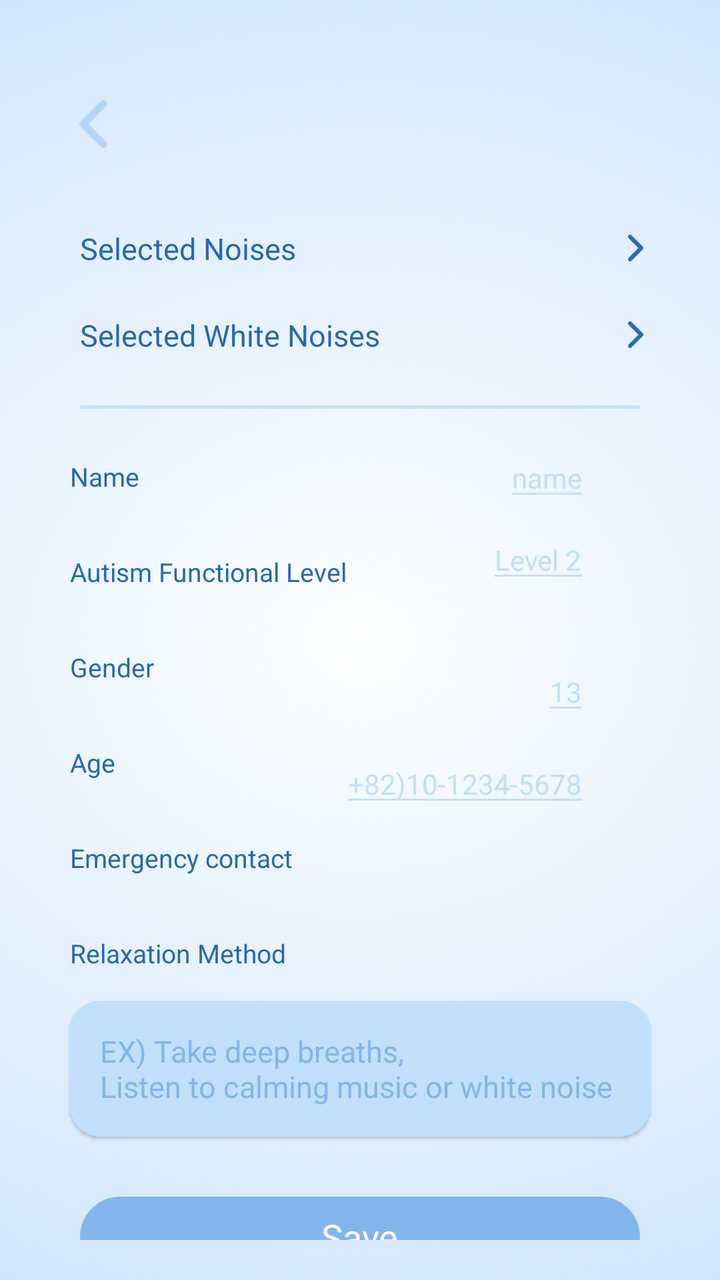
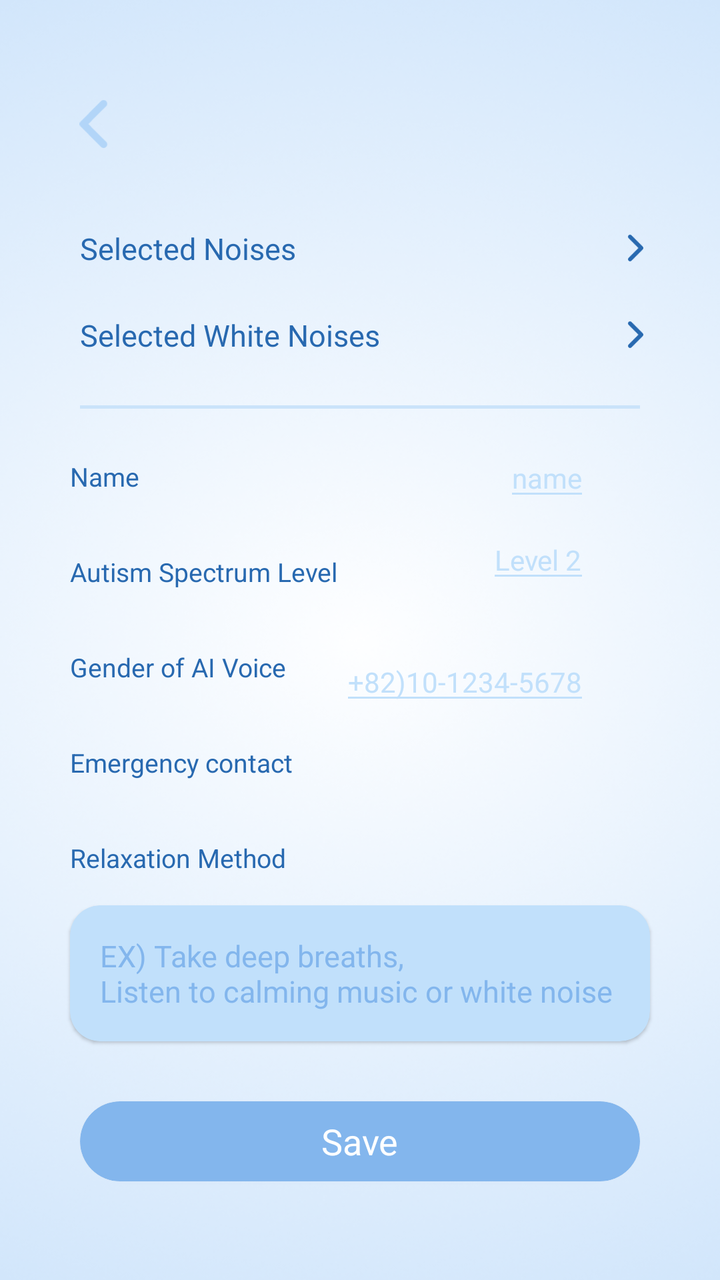

Screens rendered from an Android XML layout before and after an edit, with the pre-edit source and the edit as a unified diff.
<!-- AndroidManifest.xml: application theme Theme.Mutism -->
<!-- res/layout/activity_my_page.xml -->
<?xml version="1.0" encoding="utf-8"?>
<androidx.constraintlayout.widget.ConstraintLayout
    xmlns:android="http://schemas.android.com/apk/res/android"
    xmlns:app="http://schemas.android.com/apk/res-auto"
    android:id="@+id/my_page"
    android:layout_width="match_parent"
    android:layout_height="match_parent"
    android:padding="20dp"
    android:background="@drawable/bg_my_page1">

    <ImageView
        android:id="@+id/btn_back"
        android:layout_width="24dp"
        android:layout_height="24dp"
        android:src="@drawable/arrow"
        android:layout_marginLeft="15dp"
        android:layout_marginTop="30dp"
        android:layout_marginBottom="40dp"
        app:layout_constraintStart_toStartOf="parent"
        app:layout_constraintTop_toTopOf="parent"/>

    <LinearLayout
        android:id="@+id/selected_noise_container"
        android:layout_width="match_parent"
        android:layout_height="wrap_content"
        android:orientation="horizontal"
        android:clickable="false"
        android:focusable="false"
        android:layout_marginTop="40dp"
        app:layout_constraintTop_toBottomOf="@+id/btn_back">

        <TextView
            android:id="@+id/tv_selected_noises"
            android:layout_width="0dp"
            android:layout_height="wrap_content"
            android:layout_weight="1"
            android:text="@string/text_my_page_noise"
            android:paddingStart="20dp"
            android:textSize="15sp"
            android:textColor="@color/color_primary_dark" />

        <ImageView
            android:id="@+id/btn_select_noise"
            android:layout_width="wrap_content"
            android:layout_height="wrap_content"
            android:layout_gravity="center_vertical"
            android:paddingEnd="15dp"
            android:src="@drawable/arrow2" />
    </LinearLayout>

    <com.google.android.material.chip.ChipGroup
        android:id="@+id/chipGroup_selected_noises"
        android:layout_width="match_parent"
        android:layout_height="wrap_content"
        android:layout_marginTop="8dp"
        android:paddingStart="15dp"
        android:paddingEnd="15dp"
        app:singleLine="false"
        app:layout_constraintTop_toBottomOf="@+id/selected_noise_container"
        app:layout_constraintStart_toStartOf="parent"
        app:layout_constraintEnd_toEndOf="parent"
        app:singleSelection="false"
        app:chipSpacing="8dp"/>

    <LinearLayout
        android:id="@+id/white_noise_container"
        android:layout_width="match_parent"
        android:layout_height="wrap_content"
        android:orientation="horizontal"
        android:layout_marginTop="15dp"
        app:layout_constraintTop_toBottomOf="@+id/chipGroup_selected_noises">

        <TextView
            android:id="@+id/tv_selected_white_noises"
            android:layout_width="0dp"
            android:layout_height="wrap_content"
            android:layout_weight="1"
            android:paddingStart="20dp"
            android:text="@string/text_my_page_white_noises"
            android:textSize="15sp"
            android:textColor="@color/color_primary_dark" />

        <ImageView
            android:id="@+id/btn_select_white_noise"
            android:layout_width="wrap_content"
            android:layout_height="wrap_content"
            android:layout_gravity="center_vertical"
            android:paddingEnd="15dp"
            android:src="@drawable/arrow2" />

    </LinearLayout>

    <View
        android:id="@+id/divider"
        android:layout_width="0dp"
        android:layout_height="1.5dp"
        android:background="@color/color_primary_light4"
        app:layout_constraintTop_toBottomOf="@+id/white_noise_container"
        app:layout_constraintStart_toStartOf="parent"
        app:layout_constraintEnd_toEndOf="parent"
        android:layout_marginTop="25dp"
        android:layout_marginStart="20dp"
        android:layout_marginEnd="20dp"
        />

    <TextView
        android:id="@+id/tv_name"
        android:layout_width="wrap_content"
        android:layout_height="wrap_content"
        android:text="@string/text_my_page_name"
        android:textSize="13sp"
        android:textColor="@color/color_primary_dark"
        android:layout_marginStart="15dp"
        android:layout_marginTop="25dp"
        app:layout_constraintStart_toStartOf="parent"
        app:layout_constraintTop_toBottomOf= "@+id/divider" />

    <EditText
        android:id="@+id/tv_name_value"
        android:layout_width="wrap_content"
        android:layout_height="wrap_content"
        android:hint="name"
        android:textSize="14sp"
        android:textColor="@color/color_primary"
        android:textColorHint="@color/color_primary_light3"
        android:backgroundTint="@color/color_primary_light3"
        android:layout_marginEnd="45dp"
        android:layout_marginTop="15dp"
        app:layout_constraintEnd_toEndOf="parent"
        app:layout_constraintTop_toBottomOf= "@+id/divider"
        app:layout_constraintBottom_toTopOf="@+id/tv_autism_level_value"/>


    <TextView
        android:id="@+id/tv_autism_level"
        android:layout_width="wrap_content"
        android:layout_height="wrap_content"
        android:text="@string/text_my_page_autism"
        android:textSize="13sp"
        android:textColor="@color/color_primary_dark"
        android:layout_marginStart="15dp"
        android:layout_marginTop="30dp"
        app:layout_constraintStart_toStartOf="parent"
        app:layout_constraintTop_toBottomOf= "@+id/tv_name" />

    <EditText
        android:id="@+id/tv_autism_level_value"
        android:layout_width="wrap_content"
        android:layout_height="wrap_content"
        android:hint="Level 2"
        android:textSize="14sp"
        android:textColor="@color/color_primary"
        android:textColorHint="@color/color_primary_light3"
        android:backgroundTint="@color/color_primary_light3"
        android:layout_marginEnd="45dp"
        android:layout_marginTop="5dp"
        app:layout_constraintEnd_toEndOf="parent"
        app:layout_constraintTop_toBottomOf="@+id/tv_name_value"/>


























    
    <TextView
        android:id="@+id/tv_gender"
        android:layout_width="wrap_content"
        android:layout_height="wrap_content"
        android:text="@string/text_my_page_gender"
        android:textSize="13sp"
        android:textColor="@color/color_primary_dark"
        android:layout_marginStart="15dp"
        android:layout_marginTop="30dp"
        app:layout_constraintStart_toStartOf="parent"
        app:layout_constraintTop_toBottomOf="@+id/tv_autism_level" />

    <Spinner
        android:id="@+id/gender_spinner"
        style="@style/Widget.AppCompat.Spinner"
        android:layout_width="70dp"
        android:minWidth="60dp"
        android:layout_height="wrap_content"
        android:layout_weight="1"
        app:layout_constraintTop_toBottomOf="@+id/tv_autism_level_value"
        app:layout_constraintEnd_toEndOf="parent"
        android:gravity="end"
        android:layout_marginEnd="45dp"
        android:layout_marginTop="15dp"
        android:background="@drawable/border_my_page_spinner"
        android:dropDownWidth="match_parent"
        android:dropDownVerticalOffset="35dp"
        android:popupBackground="@color/white" />


    <TextView
        android:id="@+id/tv_age"
        android:layout_width="wrap_content"
        android:layout_height="wrap_content"
        android:text="@string/text_my_page_age"
        android:textSize="13sp"
        android:textColor="@color/color_primary_dark"
        android:layout_marginStart="15dp"
        android:layout_marginTop="30dp"
        app:layout_constraintStart_toStartOf="parent"
        app:layout_constraintTop_toBottomOf="@+id/tv_gender" />

    <EditText
        android:id="@+id/tv_age_value"
        android:layout_width="wrap_content"
        android:layout_height="wrap_content"
        android:hint="13"
        android:textSize="14sp"
        android:textColor="@color/color_primary"
        android:textColorHint="@color/color_primary_light3"
        android:backgroundTint="@color/color_primary_light3"
        android:layout_marginEnd="45dp"
        android:layout_marginTop="15dp"
        app:layout_constraintEnd_toEndOf="parent"
        app:layout_constraintTop_toBottomOf="@+id/gender_spinner"/>

    <TextView
        android:id="@+id/tv_emergency_contact"
        android:layout_width="wrap_content"
        android:layout_height="wrap_content"
        android:text="@string/text_my_page_emergency_contact"
        android:textSize="13sp"
        android:textColor="@color/color_primary_dark"
        android:layout_marginStart="15dp"
        android:layout_marginTop="30dp"
        app:layout_constraintStart_toStartOf="parent"
        app:layout_constraintTop_toBottomOf="@+id/tv_age" />

    <EditText
        android:id="@+id/tv_emergency_contact_value"
        android:layout_width="wrap_content"
        android:layout_height="wrap_content"
        android:hint="+82)10-1234-5678"
        android:textSize="14sp"
        android:textColor="@color/color_primary"
        android:textColorHint="@color/color_primary_light3"
        android:backgroundTint="@color/color_primary_light3"
        android:layout_marginEnd="45dp"
        android:layout_marginTop="10dp"
        app:layout_constraintEnd_toEndOf="parent"
        app:layout_constraintTop_toBottomOf="@+id/tv_age_value"/>


    <TextView
        android:id="@+id/tv_opinion"
        android:layout_width="wrap_content"
        android:layout_height="wrap_content"
        android:text="@string/text_my_page_Method"
        android:textSize="13sp"
        android:textColor="@color/color_primary_dark"
        android:layout_marginStart="15dp"
        android:layout_marginTop="30dp"
        app:layout_constraintStart_toStartOf="parent"
        app:layout_constraintTop_toBottomOf="@+id/tv_emergency_contact" />

    <com.google.android.material.card.MaterialCardView
        android:id="@+id/crv_method_container"
        android:layout_width="match_parent"
        android:layout_height="wrap_content"
        android:layout_marginTop="15dp"
        android:layout_marginStart="15dp"
        android:layout_marginEnd="15dp"
        android:backgroundTint="@color/color_primary_light3"
        app:layout_constraintStart_toStartOf="parent"
        app:layout_constraintEnd_toEndOf="parent"
        app:cardCornerRadius="15dp"
        app:layout_constraintTop_toBottomOf="@+id/tv_opinion">
        <EditText
            android:id="@+id/edt_relax_method"
            android:layout_width="match_parent"
            android:layout_height="wrap_content"
            android:layout_margin="15dp"
            android:textSize="15sp"
            android:hint="@string/my_page_relax_method_text"
            android:textColorHint="@color/color_primary_light2"
            android:textColor="@color/color_primary_dark"
            android:layout_gravity="center"
            android:background="@null"/>
    </com.google.android.material.card.MaterialCardView>

    <com.google.android.material.card.MaterialCardView
        android:id="@+id/btn_save"
        android:layout_width="280dp"
        android:layout_height="40dp"
        android:layout_marginTop="30dp"
        app:cardCornerRadius="20dp"
        android:backgroundTint="@color/color_primary_light2"
        app:layout_constraintTop_toBottomOf="@+id/crv_method_container"
        app:layout_constraintStart_toStartOf="parent"
        app:layout_constraintEnd_toEndOf="parent">
        <TextView
            android:layout_width="wrap_content"
            android:layout_height="wrap_content"
            android:text="@string/btn_my_page_save"
            android:textColor="@color/white"
            android:textSize="18sp"
            android:layout_gravity="center"/>
    </com.google.android.material.card.MaterialCardView>

</androidx.constraintlayout.widget.ConstraintLayout>
<!-- resources referenced by this layout -->
<resources>
  <color name="color_primary">#3992EF</color>
  <color name="color_primary_dark">#2869B0</color>
  <color name="color_primary_light2">#83B6ED</color>
  <color name="color_primary_light3">#C1E0FB</color>
  <color name="color_primary_light4">#CAE3FA</color>
  <color name="white">#FFFFFFFF</color>
  <!-- drawable arrow2 (drawable) -->
  <vector xmlns:android="http://schemas.android.com/apk/res/android"
      android:width="16dp"
      android:height="16dp"
      android:viewportWidth="16"
      android:viewportHeight="16">
    <path
        android:pathData="M5.293,1.636C5.105,1.823 5,2.077 5,2.343C5,2.608 5.105,2.862 5.293,3.05L10.243,8L5.293,12.95C5.111,13.138 5.01,13.391 5.012,13.653C5.015,13.915 5.12,14.166 5.305,14.351C5.491,14.537 5.741,14.642 6.004,14.644C6.266,14.646 6.518,14.546 6.707,14.364L12.364,8.707C12.551,8.519 12.657,8.265 12.657,8C12.657,7.734 12.551,7.48 12.364,7.293L6.707,1.636C6.519,1.448 6.265,1.343 6,1.343C5.735,1.343 5.48,1.448 5.293,1.636Z"
        android:fillColor="#2869B0"/>
  </vector>
  <!-- drawable border_my_page_spinner (drawable) -->
  <shape xmlns:android="http://schemas.android.com/apk/res/android"
      android:shape="rectangle">
      <solid android:color="@android:color/transparent" />
      <stroke android:width="1dp" android:color="@color/color_primary_light3"/>
      <corners android:radius="5dp"/>
  </shape>
  <string name="btn_my_page_save">Save</string>
  <string name="my_page_relax_method_text">EX) Take deep breaths,\nListen to calming music or white noise</string>
  <string name="text_my_page_Method">Relaxation Method</string>
  <string name="text_my_page_age">Age</string>
  <string name="text_my_page_autism">Autism Functional Level</string>
  <string name="text_my_page_emergency_contact">Emergency contact</string>
  <string name="text_my_page_gender">Gender</string>
  <string name="text_my_page_name">Name</string>
  <string name="text_my_page_noise">Selected Noises</string>
  <string name="text_my_page_white_noises">Selected White Noises</string>
  <style name="Theme.Mutism" parent="Base.Theme.Mutism" />
  <style name="Base.Theme.Mutism" parent="Theme.MaterialComponents.DayNight.NoActionBar">
          <item name="colorPrimary">@color/color_noise_bg</item> 
          <item name="chipStyle">@style/CustomChip</item>
      </style>
  <color name="color_noise_bg">#86B9EF</color>
  <style name="CustomChip" parent="@style/Widget.MaterialComponents.Chip.Filter">
          <item name="chipBackgroundColor">@color/chip_bg_color_selector</item>
          <item name="chipStrokeColor">@color/chip_stroke_selector</item>
          <item name="chipStrokeWidth">1dp</item>
  
          <item name="android:textColor">@color/chip_text_color_selector</item>
          <item name="checkedIcon">@drawable/tac_checked</item>
  
          <item name="closeIcon">@drawable/chip_cancel</item>
          <item name="closeIconTint">@color/white</item>
          <item name="closeIconSize">14dp</item>
          <item name="paddingStart">10dp</item>
          <item name="paddingEnd">10dp</item>
      </style>
  <!-- drawable chip_cancel (drawable) -->
  <vector xmlns:android="http://schemas.android.com/apk/res/android"
      android:width="20dp"
      android:height="20dp"
      android:viewportWidth="6"
      android:viewportHeight="6">
    <path
        android:pathData="M0.9407,5.0599L3.0004,3.0002L5.0602,5.0599M5.0602,0.9404L3,3.0002L0.9407,0.9404"
        android:strokeLineJoin="round"
        android:strokeWidth="0.5"
        android:fillColor="#00000000"
        android:strokeColor="#ffffff"
        android:strokeLineCap="round"/>
  </vector>
  <!-- unchanged entries left out for length: 3 -->
</resources>

<!-- the commit's change to res/layout/activity_my_page.xml (unified diff, before → after) -->
@@ -157,31 +157,6 @@
         app:layout_constraintEnd_toEndOf="parent"
         app:layout_constraintTop_toBottomOf="@+id/tv_name_value"/>
 
-
-
-
-
-
-
-
-
-
-
-
-
-
-
-
-
-
-
-
-
-
-
-
-
-
     
     <TextView
         android:id="@+id/tv_gender"
@@ -212,44 +187,17 @@
         android:dropDownVerticalOffset="35dp"
         android:popupBackground="@color/white" />
 
-
-    <TextView
-        android:id="@+id/tv_age"
-        android:layout_width="wrap_content"
-        android:layout_height="wrap_content"
-        android:text="@string/text_my_page_age"
+    <TextView
+        android:id="@+id/tv_emergency_contact"
+        android:layout_width="wrap_content"
+        android:layout_height="wrap_content"
+        android:text="@string/text_my_page_emergency_contact"
         android:textSize="13sp"
         android:textColor="@color/color_primary_dark"
         android:layout_marginStart="15dp"
         android:layout_marginTop="30dp"
         app:layout_constraintStart_toStartOf="parent"
         app:layout_constraintTop_toBottomOf="@+id/tv_gender" />
-
-    <EditText
-        android:id="@+id/tv_age_value"
-        android:layout_width="wrap_content"
-        android:layout_height="wrap_content"
-        android:hint="13"
-        android:textSize="14sp"
-        android:textColor="@color/color_primary"
-        android:textColorHint="@color/color_primary_light3"
-        android:backgroundTint="@color/color_primary_light3"
-        android:layout_marginEnd="45dp"
-        android:layout_marginTop="15dp"
-        app:layout_constraintEnd_toEndOf="parent"
-        app:layout_constraintTop_toBottomOf="@+id/gender_spinner"/>
-
-    <TextView
-        android:id="@+id/tv_emergency_contact"
-        android:layout_width="wrap_content"
-        android:layout_height="wrap_content"
-        android:text="@string/text_my_page_emergency_contact"
-        android:textSize="13sp"
-        android:textColor="@color/color_primary_dark"
-        android:layout_marginStart="15dp"
-        android:layout_marginTop="30dp"
-        app:layout_constraintStart_toStartOf="parent"
-        app:layout_constraintTop_toBottomOf="@+id/tv_age" />
 
     <EditText
         android:id="@+id/tv_emergency_contact_value"
@@ -263,7 +211,7 @@
         android:layout_marginEnd="45dp"
         android:layout_marginTop="10dp"
         app:layout_constraintEnd_toEndOf="parent"
-        app:layout_constraintTop_toBottomOf="@+id/tv_age_value"/>
+        app:layout_constraintTop_toBottomOf="@+id/gender_spinner"/>
 
 
     <TextView
<!-- resource entries referenced after the edit -->
@@ -26,10 +26,9 @@
   <string name="btn_my_page_save">Save</string>
   <string name="my_page_relax_method_text">EX) Take deep breaths,\nListen to calming music or white noise</string>
   <string name="text_my_page_Method">Relaxation Method</string>
-  <string name="text_my_page_age">Age</string>
-  <string name="text_my_page_autism">Autism Functional Level</string>
+  <string name="text_my_page_autism">Autism Spectrum Level</string>
   <string name="text_my_page_emergency_contact">Emergency contact</string>
-  <string name="text_my_page_gender">Gender</string>
+  <string name="text_my_page_gender">Gender of AI Voice</string>
   <string name="text_my_page_name">Name</string>
   <string name="text_my_page_noise">Selected Noises</string>
   <string name="text_my_page_white_noises">Selected White Noises</string>
